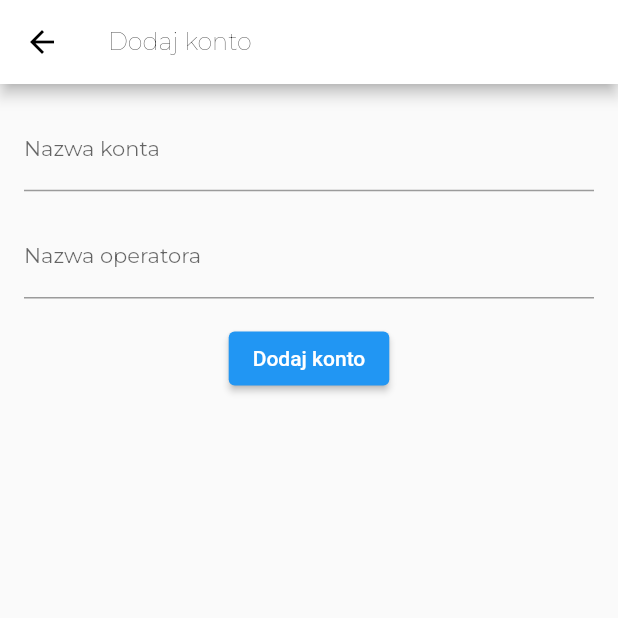
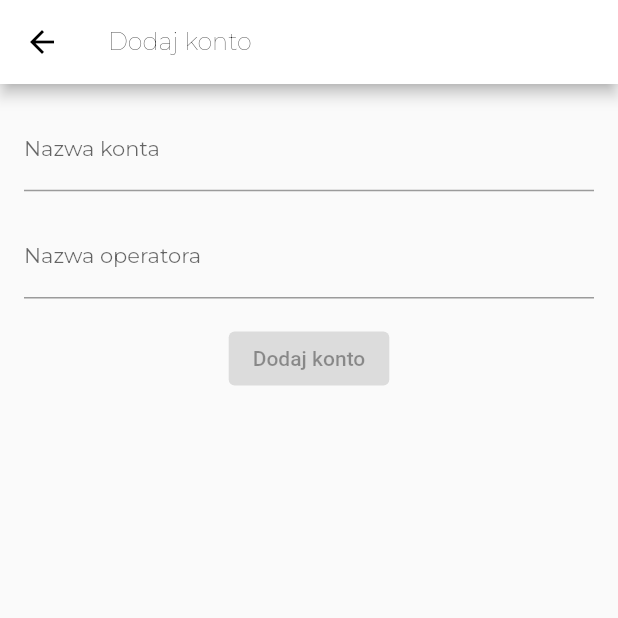
Before and after one commit to krzychudz/wallet-tracker, a Flutter app: the screen it shows after launch, after a tap on the "add" icon, on a phone screen of 412 x 824 dp, the top half of it. Run offline on Flutter 3.47's test engine with Material 2 defaults, Android fonts, the light colour scheme and no system bars; our stand-ins replace bloc, equatable, flutter_bloc, formz, google_fonts.

Commit message:
Finialize account creation flow

```diff
--- a/lib/routes/routes.dart
+++ b/lib/routes/routes.dart
@@ -1,8 +1,9 @@
 import 'package:flutter/material.dart';
-import '../screens/account/add_account.dart';
+
+import '../screens/account/add_account_page.dart';
 import '../screens/home/home_page.dart';
 
 Map<String, Widget Function(BuildContext)> routesMap = {
   HomePage.routeName: (context) => const HomePage(),
-  AddAccountScreen.routeName: (context) => const AddAccountScreen(),
+  AddAccountPage.routeName: (context) => const AddAccountPage(),
 };
--- a/lib/screens/account/add_account.dart
+++ b/lib/screens/account/add_account.dart
@@ -1,14 +1,23 @@
 import 'package:flutter/material.dart';
 import 'package:flutter_bloc/flutter_bloc.dart';
+import 'package:formz/formz.dart';
 
 import '../../account/bloc/add_account/add_account_bloc.dart';
 import '../../account/bloc/add_account/add_account_bloc_event.dart';
 import '../../account/bloc/add_account/add_account_bloc_state.dart';
 
 class AddAccountScreen extends StatelessWidget {
-  static String routeName = "/add_account";
+  const AddAccountScreen({Key? key}) : super(key: key);
 
-  const AddAccountScreen({Key? key}) : super(key: key);
+  void _showErrorSnackbar(BuildContext context) {
+    ScaffoldMessenger.of(context)
+      ..hideCurrentSnackBar()
+      ..showSnackBar(
+        const SnackBar(
+          content: Text('Coś poszło nie tak'),
+        ),
+      );
+  }
 
   @override
   Widget build(BuildContext context) {
@@ -23,8 +32,13 @@ class AddAccountScreen extends StatelessWidget {
           color: Colors.black,
         ),
       ),
-      body: BlocProvider(
-        create: (_) => AddAccountBloc(),
+      body: BlocListener<AddAccountBloc, AddAccountState>(
+        listener: (context, state) => {
+          if (state.status.isSubmissionSuccess)
+            Navigator.of(context).pop()
+          else if (state.status.isInvalid)
+            _showErrorSnackbar(context)
+        },
         child: AddAccountForm(),
       ),
     );
@@ -70,10 +84,31 @@ class AddAccountForm extends StatelessWidget {
     );
   }
 
-  Widget _buildSubmitButton() {
-    return ElevatedButton(
-      child: Text("Dodaj konto"),
-      onPressed: () => {},
+  Widget _buildSubmitButton(BuildContext context) {
+    return BlocBuilder<AddAccountBloc, AddAccountState>(
+      buildWhen: (previous, current) => previous.status != current.status,
+      builder: (context, state) {
+        return Column(
+          children: [
+            if (state.status.isSubmissionInProgress)
+              Padding(
+                padding: const EdgeInsets.all(8.0),
+                child: CircularProgressIndicator(),
+              ),
+            ElevatedButton(
+              key: const Key('addAccountForm_add_raisedButton'),
+              child: Text("Dodaj konto"),
+              onPressed: state.status.isInvalid || !state.status.isValidated
+                  ? null
+                  : () {
+                      context.read<AddAccountBloc>().add(
+                            AddAccountSubmited(),
+                          );
+                    },
+            )
+          ],
+        );
+      },
     );
   }
 
@@ -92,7 +127,7 @@ class AddAccountForm extends StatelessWidget {
           SizedBox(
             height: 16,
           ),
-          _buildSubmitButton()
+          _buildSubmitButton(context)
         ],
       ),
     );
--- /dev/null
+++ b/lib/screens/account/add_account_page.dart
@@ -0,0 +1,19 @@
+import 'package:flutter/material.dart';
+import 'package:flutter_bloc/flutter_bloc.dart';
+
+import '../../account/bloc/add_account/add_account_bloc.dart';
+import '../../screens/account/add_account.dart';
+
+class AddAccountPage extends StatelessWidget {
+  static String routeName = "/add_account";
+
+  const AddAccountPage({Key? key}) : super(key: key);
+
+  @override
+  Widget build(BuildContext context) {
+    return BlocProvider(
+      create: (context) => AddAccountBloc(),
+      child: AddAccountScreen(),
+    );
+  }
+}
--- a/lib/screens/home/home_view.dart
+++ b/lib/screens/home/home_view.dart
@@ -1,5 +1,6 @@
 import 'package:flutter/material.dart';
 import 'package:flutter_bloc/flutter_bloc.dart';
+import 'package:wallet_tracker/screens/account/add_account_page.dart';
 import '../account/add_account.dart';
 import '../../account/bloc/get_account/account_bloc.dart';
 import '../../account/bloc/get_account/account_bloc_state.dart';
@@ -48,7 +49,7 @@ class HomeView extends StatelessWidget {
             ),
             IconButton(
               onPressed: () => Navigator.of(context).pushNamed(
-                AddAccountScreen.routeName,
+                AddAccountPage.routeName,
               ),
               icon: Icon(Icons.add),
             )
```
